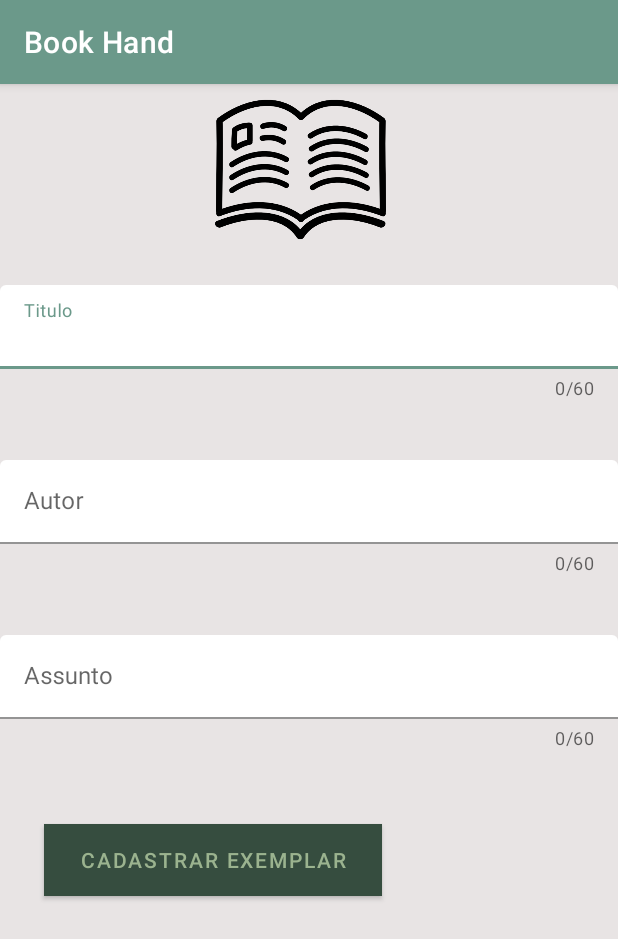
After one commit to evandroLutz/AppAndroidExampleFragments, an Android app: the fragment Cadastrar_livroFragment shown on its own in the app's theme, on a phone screen of 412 x 824 dp. The commit adds this screen. Shown: the top 939 px of the screen. Run offline under Robolectric (Android 15) with nearby library versions, the phone set to English and light mode, and no system bars; our stand-ins replace Firebase (no records; nobody signed in at launch, a user with empty details on screens opened directly).

Commit message:
WIP cadastra livro com firebase

```diff
--- a/app/build.gradle
+++ b/app/build.gradle
@@ -1,5 +1,6 @@
 plugins {
     id 'com.android.application'
+    id 'com.google.gms.google-services'
 }
 
 android {
@@ -40,6 +41,7 @@ dependencies {
     implementation 'androidx.navigation:navigation-fragment:2.3.5'
     implementation 'androidx.navigation:navigation-ui:2.3.5'
     implementation 'androidx.legacy:legacy-support-v4:1.0.0'
+    implementation 'com.google.firebase:firebase-database:20.0.3'
     testImplementation 'junit:junit:4.+'
     androidTestImplementation 'androidx.test.ext:junit:1.1.3'
     androidTestImplementation 'androidx.test.espresso:espresso-core:3.4.0'
--- /dev/null
+++ b/app/src/main/java/com/example/entrega3/fragments/Cadastrar_livroFragment.java
@@ -0,0 +1,108 @@
+package com.example.entrega3.fragments;
+
+import android.graphics.Color;
+import android.os.Bundle;
+import androidx.annotation.NonNull;
+import androidx.annotation.Nullable;
+import androidx.fragment.app.Fragment;
+
+import android.view.LayoutInflater;
+import android.view.View;
+import android.view.ViewGroup;
+import android.widget.Button;
+
+import com.example.entrega3.R;
+import com.example.entrega3.model.Livro;
+import com.google.android.gms.tasks.OnFailureListener;
+import com.google.android.gms.tasks.OnSuccessListener;
+import com.google.android.material.snackbar.Snackbar;
+import com.google.android.material.textfield.TextInputEditText;
+import com.google.android.material.textfield.TextInputLayout;
+import com.google.firebase.database.DatabaseReference;
+import com.google.firebase.database.FirebaseDatabase;
+
+public class Cadastrar_livroFragment extends Fragment {
+    private Button btnCadastrar;
+    View root;
+    TextInputEditText titulo;
+    TextInputEditText autor;
+    TextInputEditText assunto;
+    TextInputLayout tituloExemplar;
+    TextInputLayout assuntoExemplar;
+    TextInputLayout autorExemplar;
+    @Nullable
+    @Override
+    public View onCreateView(@NonNull LayoutInflater inflater, @Nullable ViewGroup container,
+                             @Nullable Bundle savedInstanceState) {
+        root = inflater.inflate(R.layout.fragment_cadastrar_livro, container, false);
+        titulo = root.findViewById(R.id.editTextTitulo);
+        autor = root.findViewById(R.id.editTextAutor);
+        assunto = root.findViewById(R.id.editTextAssunto);
+        tituloExemplar = root.findViewById(R.id.layoutTitulo);
+        assuntoExemplar = root.findViewById(R.id.layoutAssunto);
+        autorExemplar = root.findViewById(R.id.layoutAutor);
+        btnCadastrar = root.findViewById(R.id.btnCadastraExemplar);
+        btnCadastrar.setOnClickListener(new View.OnClickListener() {
+            @Override
+            public void onClick(View view) {
+                Snackbar.make(view, "Clickado com sucesso", Snackbar.LENGTH_LONG).show();
+                cadLivro(view);
+            }
+        });
+        return root;
+    }
+    public void cadLivro(View view){
+        if(validarCampos()){
+        Snackbar.make(view, "Entrou cad livro", Snackbar.LENGTH_LONG).show();
+
+            Livro livro = new Livro();
+            livro.setTitulo(titulo.getText().toString());
+            livro.setAutor(autor.getText().toString());
+            livro.setAssunto(assunto.getText().toString());
+            DatabaseReference livros = FirebaseDatabase.getInstance().getReference().child("livro");
+            livros.push().setValue(livro).addOnSuccessListener(new OnSuccessListener<Void>() {
+                @Override
+                public void onSuccess(Void aVoid) {
+                    Snackbar.make(view, "Cadastrado com sucesso", Snackbar.LENGTH_LONG).show();
+                    //Navigation.findNavController(view).navigate(R.id.ac);
+                }
+            })
+                    .addOnFailureListener(new OnFailureListener() {
+                        @Override
+                        public void onFailure(@NonNull Exception e) {
+                            Snackbar.make(view, "Erro ao cadastrar usuario!", Snackbar.LENGTH_LONG)
+                                    .setTextColor(Color.RED).show();
+                        }
+                    });
+        }
+
+    }
+
+    private boolean validarCampos(){
+        if(titulo.getText().toString().isEmpty()){
+            tituloExemplar.setErrorEnabled(true);
+            tituloExemplar.setError("Informe o Titulo");
+            return false;
+        }else{
+            tituloExemplar.setErrorEnabled(false);
+        }
+
+        if(autor.getText().toString().isEmpty()){
+            autorExemplar.setErrorEnabled(true);
+            autorExemplar.setError("Informe o Autor");
+            return false;
+        }else{
+            autorExemplar.setErrorEnabled(false);
+        }
+
+        if(assunto.getText().toString().isEmpty()){
+            assuntoExemplar.setErrorEnabled(true);
+            assuntoExemplar.setError("Informe o Assunto");
+            return false;
+        }else{
+            assuntoExemplar.setErrorEnabled(false);
+        }
+
+        return true;
+    }
+}
--- /dev/null
+++ b/app/src/main/res/layout/fragment_cadastrar_livro.xml
@@ -0,0 +1,102 @@
+<?xml version="1.0" encoding="utf-8"?>
+<FrameLayout xmlns:android="http://schemas.android.com/apk/res/android"
+    xmlns:app="http://schemas.android.com/apk/res-auto"
+    xmlns:tools="http://schemas.android.com/tools"
+    android:layout_width="match_parent"
+    android:layout_height="match_parent"
+    tools:context=".fragments.CadastraFragment">
+
+    <!-- TODO: Update blank fragment layout -->
+
+    <LinearLayout
+        android:layout_width="match_parent"
+        android:layout_height="match_parent"
+        android:background="@color/ming"
+        android:orientation="vertical">
+
+        <ImageView
+            android:id="@+id/imageView"
+            android:layout_width="250dp"
+            android:layout_height="114dp"
+            android:layout_marginStart="@dimen/linearImg"
+            android:layout_marginLeft="@dimen/linearImg"
+            app:srcCompat="@drawable/exemplar_icon" />
+
+        <com.google.android.material.textfield.TextInputLayout
+            android:id="@+id/layoutTitulo"
+            android:layout_width="match_parent"
+            android:layout_height="wrap_content"
+            android:layout_marginTop="20dp"
+            android:layout_marginBottom="20dp"
+            app:boxBackgroundColor="@null"
+            app:counterEnabled="true"
+            app:counterMaxLength="60">
+
+            <com.google.android.material.textfield.TextInputEditText
+                android:id="@+id/editTextTitulo"
+                android:layout_width="match_parent"
+                android:layout_height="wrap_content"
+                android:hint="Titulo"
+                android:inputType="text" />
+
+        </com.google.android.material.textfield.TextInputLayout>
+
+        <com.google.android.material.textfield.TextInputLayout
+            android:id="@+id/layoutAutor"
+            android:layout_width="match_parent"
+            android:layout_height="wrap_content"
+            android:layout_marginTop="20dp"
+            android:layout_marginBottom="20dp"
+            app:boxBackgroundColor="@null"
+            app:counterEnabled="true"
+            app:counterMaxLength="60">
+
+            <com.google.android.material.textfield.TextInputEditText
+                android:id="@+id/editTextAutor"
+                android:layout_width="match_parent"
+                android:layout_height="wrap_content"
+                android:hint="Autor"
+                android:inputType="text" />
+
+        </com.google.android.material.textfield.TextInputLayout>
+
+        <com.google.android.material.textfield.TextInputLayout
+            android:id="@+id/layoutAssunto"
+            android:layout_width="match_parent"
+            android:layout_height="wrap_content"
+            android:layout_marginTop="20dp"
+            android:layout_marginBottom="20dp"
+            app:boxBackgroundColor="@null"
+            app:counterEnabled="true"
+            app:counterMaxLength="60">
+
+            <com.google.android.material.textfield.TextInputEditText
+                android:id="@+id/editTextAssunto"
+                android:layout_width="match_parent"
+                android:layout_height="wrap_content"
+                android:hint="Assunto"
+                android:inputType="text" />
+
+        </com.google.android.material.textfield.TextInputLayout>
+
+
+        <Button
+            android:id="@+id/btnCadastraExemplar"
+            android:layout_width="225dp"
+            android:layout_height="wrap_content"
+            android:layout_margin="@dimen/linearContent"
+            android:layout_marginStart="@dimen/linearContent"
+            android:layout_marginLeft="@dimen/linearContent"
+            android:layout_marginTop="@dimen/linearContent"
+            android:layout_marginEnd="@dimen/linearContent"
+            android:layout_marginRight="@dimen/linearContent"
+            android:layout_marginBottom="@dimen/linearContent"
+            android:background="@color/laurel_green"
+            android:text="@string/btnCadExemplar"
+            android:textColor="@color/laurel_green"
+            app:backgroundTint="@color/kombu_green"
+            tools:ignore="TextContrastCheck" />
+
+    </LinearLayout>
+
+</FrameLayout>
--- a/app/src/main/res/menu/activity_main_drawer.xml
+++ b/app/src/main/res/menu/activity_main_drawer.xml
@@ -13,6 +13,10 @@
             android:icon="@drawable/associete"
             android:title="@string/menu_cadastrar" />
         <item
+            android:id="@+id/nav_cadastrar_livro"
+            android:icon="@drawable/associete"
+            android:title="Cadastrar Livro" />
+        <item
             android:id="@+id/nav_listar"
             android:icon="@drawable/users_icon"
             android:title="@string/menu_listar" />
--- a/app/src/main/res/navigation/mobile_navigation.xml
+++ b/app/src/main/res/navigation/mobile_navigation.xml
@@ -46,5 +46,10 @@
         android:name="com.example.entrega3.fragments.GalleryFragment"
         android:label="@string/menu_gallery"
         tools:layout="@layout/fragment_gallery" />
+    <fragment
+        android:id="@+id/nav_cadastrar_livro"
+        android:name="com.example.entrega3.fragments.Cadastrar_livroFragment"
+        android:label="Cadastrar Livro"
+        tools:layout="@layout/fragment_cadastrar_livro" />
 
 </navigation>
--- a/build.gradle
+++ b/build.gradle
@@ -6,6 +6,7 @@ buildscript {
     }
     dependencies {
         classpath "com.android.tools.build:gradle:7.0.2"
+        classpath 'com.google.gms:google-services:4.3.10'
 
         // NOTE: Do not place your application dependencies here; they belong
         // in the individual module build.gradle files
```
Also changed, not shown: app/src/main/java/com/example/entrega3/model/Livro.java (added, +40 -0 lines), 1 other file.
